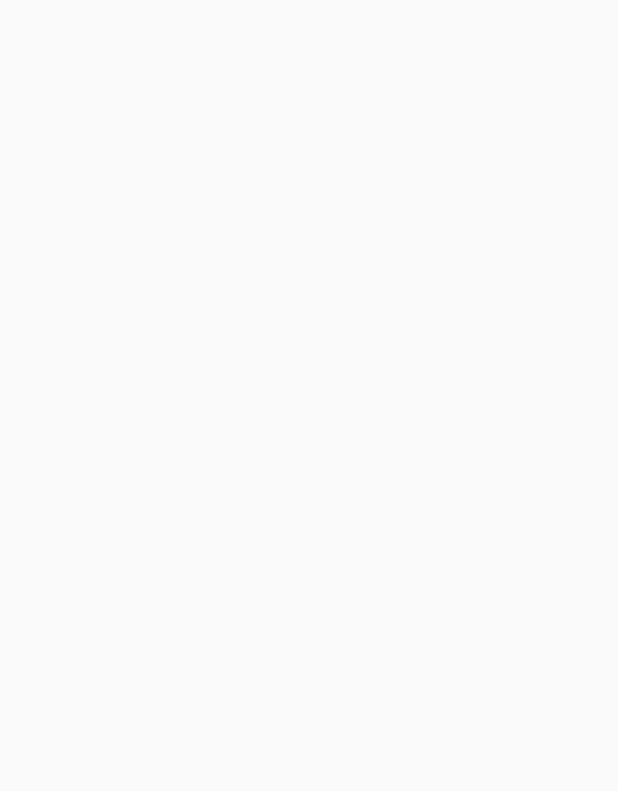
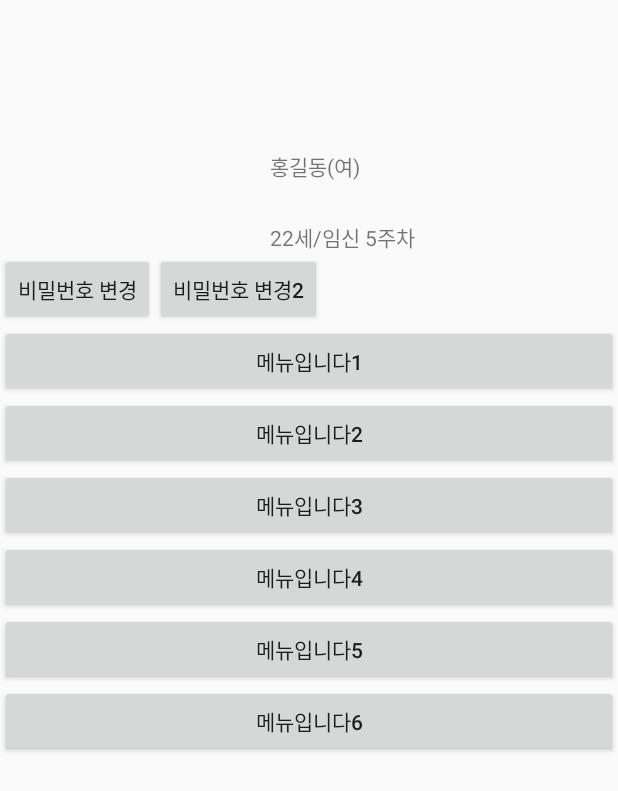
Before and after one commit to premom/premom-android-kt, an Android app: the MypageActivity screen opened directly, with no data from a screen before it, on a phone screen of 412 x 824 dp. Before the commit the part shown is empty. Shown: the top 791 px of the screen. Run offline under Robolectric (Android 15) with nearby library versions, the phone set to English and light mode, and no system bars.

Commit message:
mypage수정

```diff
--- a/app/src/main/res/layout/activity_mypage.xml
+++ b/app/src/main/res/layout/activity_mypage.xml
@@ -6,4 +6,124 @@
     android:layout_height="match_parent"
     tools:context=".MypageActivity">
 
+    <LinearLayout
+        android:layout_width="match_parent"
+        android:layout_height="match_parent"
+        android:orientation="vertical"
+        tools:layout_editor_absoluteX="57dp"
+        tools:layout_editor_absoluteY="95dp">
+
+
+        <LinearLayout
+            android:layout_width="match_parent"
+            android:layout_height="wrap_content"
+            android:orientation="vertical"
+            tools:layout_editor_absoluteX="84dp"
+            tools:layout_editor_absoluteY="56dp">
+
+            <LinearLayout
+                android:layout_width="match_parent"
+                android:layout_height="127dp"
+                android:orientation="horizontal"
+                android:paddingLeft="180dp"
+                android:paddingTop="50dp"
+                tools:layout_editor_absoluteX="84dp"
+                tools:layout_editor_absoluteY="60dp">
+
+                <TextView
+                    android:layout_width="wrap_content"
+                    android:layout_height="wrap_content"
+                    android:paddingTop="50dp"
+                    android:text="홍길동" />
+
+                <TextView
+                    android:layout_width="wrap_content"
+                    android:layout_height="wrap_content"
+                    android:text="(여)" />
+            </LinearLayout>
+
+            <LinearLayout
+                android:layout_width="match_parent"
+                android:layout_height="wrap_content"
+                android:orientation="horizontal"
+                android:paddingLeft="180dp">
+
+                <TextView
+                    android:layout_width="wrap_content"
+                    android:layout_height="wrap_content"
+                    android:paddingTop="20dp"
+                    android:text="22세" />
+
+                <TextView
+                    android:layout_width="wrap_content"
+                    android:layout_height="wrap_content"
+                    android:paddingTop="20dp"
+                    android:text="/" />
+
+                <TextView
+                    android:layout_width="wrap_content"
+                    android:layout_height="wrap_content"
+                    android:paddingTop="20dp"
+                    android:text="임신 5주차" />
+            </LinearLayout>
+
+            <LinearLayout
+                android:layout_width="wrap_content"
+                android:layout_height="match_parent"
+                android:orientation="horizontal">
+
+                <Button
+                    android:layout_width="wrap_content"
+                    android:layout_height="match_parent"
+                    android:text="비밀번호 변경" />
+
+                <Button
+                    android:layout_width="wrap_content"
+                    android:layout_height="match_parent"
+                    android:text="비밀번호 변경2" />
+
+            </LinearLayout>
+            <Button
+                android:id="@+id/pg_menu1"
+                android:layout_width="match_parent"
+                android:layout_height="wrap_content"
+                android:text="메뉴입니다1" />
+
+            <Button
+                android:id="@+id/pg_menu2"
+                android:layout_width="match_parent"
+                android:layout_height="wrap_content"
+                android:text="메뉴입니다2" />
+
+            <Button
+                android:id="@+id/pg_menu3"
+                android:layout_width="match_parent"
+                android:layout_height="wrap_content"
+                android:text="메뉴입니다3" />
+
+            <Button
+                android:id="@+id/pg_menu4"
+                android:layout_width="match_parent"
+                android:layout_height="wrap_content"
+                android:text="메뉴입니다4" />
+
+            <Button
+                android:id="@+id/pg_menu5"
+                android:layout_width="match_parent"
+                android:layout_height="wrap_content"
+                android:text="메뉴입니다5" />
+
+            <Button
+                android:id="@+id/pg_menu6"
+                android:layout_width="match_parent"
+                android:layout_height="wrap_content"
+                android:text="메뉴입니다6" />
+
+
+        </LinearLayout>
+
+    </LinearLayout>
+
+
+
 </android.support.constraint.ConstraintLayout>
```
